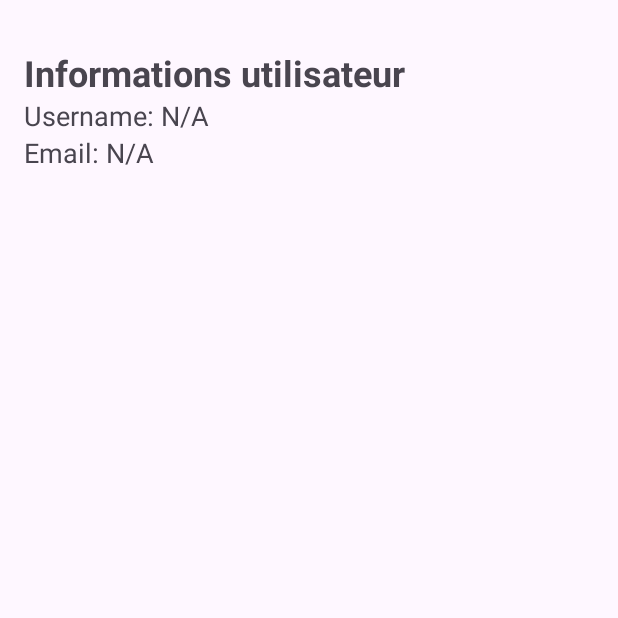
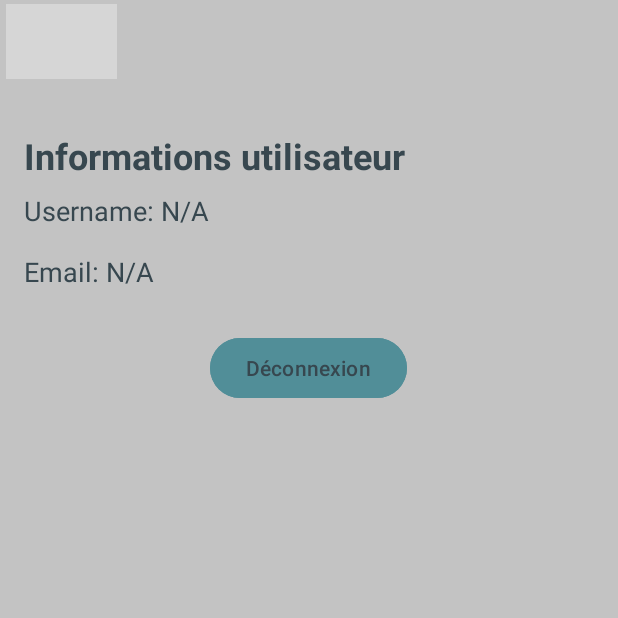
Before and after one commit to Patateon/Projet-Programmation-Mobile, an Android app: the UserInfoActivity screen opened directly, with no data from a screen before it, on a phone screen of 412 x 824 dp, the top half of it. Run offline under Robolectric (Android 15) with nearby library versions, the phone set to English and light mode, and no system bars; grey boxes are pictures that could not be loaded.

Commit message:
add page des info user

```diff
--- a/app/src/main/java/com/main/projet_programmation_mobile/activity/UserInfoActivity.java
+++ b/app/src/main/java/com/main/projet_programmation_mobile/activity/UserInfoActivity.java
@@ -1,7 +1,11 @@
 package com.main.projet_programmation_mobile.activity;
 
+import android.content.Intent;
 import android.content.SharedPreferences;
 import android.os.Bundle;
+import android.view.View;
+import android.widget.Button;
+import android.widget.ImageButton;
 import android.widget.TextView;
 
 import androidx.appcompat.app.AppCompatActivity;
@@ -27,5 +31,28 @@ public class UserInfoActivity extends AppCompatActivity {
 
         textViewUsername.setText("Username: " + username);
         textViewEmail.setText("Email: " + email);
+
+        // bouton home
+        ImageButton homeButton = (ImageButton) findViewById(R.id.home_button);
+        homeButton.setOnClickListener(v -> {
+            Intent intent = new Intent(this, MainMenuActivity.class);
+            startActivity(intent);
+        });
+
+        Button logoutButton = findViewById(R.id.logout_button);
+        logoutButton.setOnClickListener(new View.OnClickListener() {
+            @Override
+            public void onClick(View v) {
+                SharedPreferences sharedPreferences = getSharedPreferences("user_prefs", MODE_PRIVATE);
+                SharedPreferences.Editor editor = sharedPreferences.edit();
+                editor.clear();
+                editor.apply();
+
+                Intent intent = new Intent(UserInfoActivity.this, MainMenuActivity.class);
+                startActivity(intent);
+                finish();
+            }
+        });
+
     }
 }
--- a/app/src/main/res/layout/user_info_activity.xml
+++ b/app/src/main/res/layout/user_info_activity.xml
@@ -1,7 +1,43 @@
 <?xml version="1.0" encoding="utf-8"?>
 <androidx.constraintlayout.widget.ConstraintLayout xmlns:android="http://schemas.android.com/apk/res/android"
+    xmlns:app="http://schemas.android.com/apk/res-auto"
+    xmlns:tools="http://schemas.android.com/tools"
     android:layout_width="match_parent"
-    android:layout_height="match_parent">
+    android:layout_height="match_parent"
+    android:background="@color/white_background">
+
+    <LinearLayout
+        android:layout_width="match_parent"
+        android:layout_height="match_parent"
+        android:orientation="vertical"
+        app:layout_constraintBottom_toBottomOf="parent"
+        app:layout_constraintEnd_toEndOf="parent"
+        app:layout_constraintStart_toStartOf="parent"
+        app:layout_constraintTop_toTopOf="parent">
+
+        <LinearLayout
+            android:layout_width="match_parent"
+            android:layout_height="55dp"
+            android:orientation="horizontal"
+            tools:ignore="MissingConstraints">
+
+            <ImageButton
+                android:id="@+id/home_button"
+                android:layout_width="0dp"
+                android:layout_height="match_parent"
+                android:layout_weight="0.2"
+            android:background="@android:color/transparent"
+            android:contentDescription="@string/settings_image_button"
+            android:scaleType="fitCenter"
+            android:scaleX="0.9"
+            android:scaleY="0.9"
+            android:src="@drawable/home" />
+
+            <View
+                android:layout_width="0dp"
+                android:layout_height="match_parent"
+                android:layout_weight="0.8" />
+        </LinearLayout>
 
         <LinearLayout xmlns:android="http://schemas.android.com/apk/res/android"
             android:layout_width="match_parent"
@@ -16,21 +52,40 @@
                 android:text="Informations utilisateur"
                 android:textSize="24sp"
                 android:textStyle="bold"
-            android:layout_marginTop="16dp" />
+                android:layout_marginTop="16dp"
+                style="@style/TextViewStyle"/>
 
             <TextView
                 android:id="@+id/textViewUsername"
                 android:layout_width="wrap_content"
                 android:layout_height="wrap_content"
+                android:layout_marginTop="8dp"
+                android:layout_marginBottom="8dp"
                 android:text="Username: "
-            android:textSize="18sp" />
+                android:textSize="18sp"
+                style="@style/TextViewStyle"/>
 
             <TextView
                 android:id="@+id/textViewEmail"
                 android:layout_width="wrap_content"
                 android:layout_height="wrap_content"
+                android:layout_marginTop="8dp"
+                android:layout_marginBottom="8dp"
                 android:text="Email: "
-            android:textSize="18sp" />
+                android:textSize="18sp"
+                style="@style/TextViewStyle"/>
+
+            <Button
+                android:id="@+id/logout_button"
+                android:layout_width="wrap_content"
+                android:layout_height="wrap_content"
+                android:layout_gravity="center"
+                android:text="Déconnexion"
+                android:layout_marginTop="20dp"
+                android:backgroundTint="@color/blue_button"
+                android:textColor="@color/black_text"/>
+
+        </LinearLayout>
     </LinearLayout>
 
 </androidx.constraintlayout.widget.ConstraintLayout>
```
Lines whose indentation alone changed are shown as unchanged.
